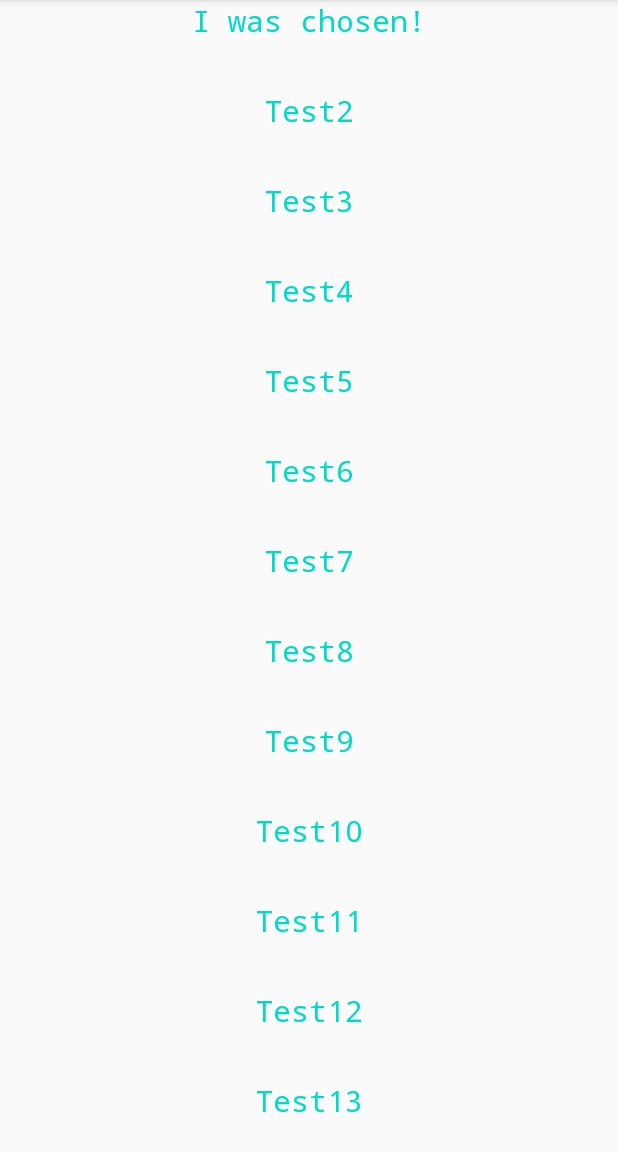
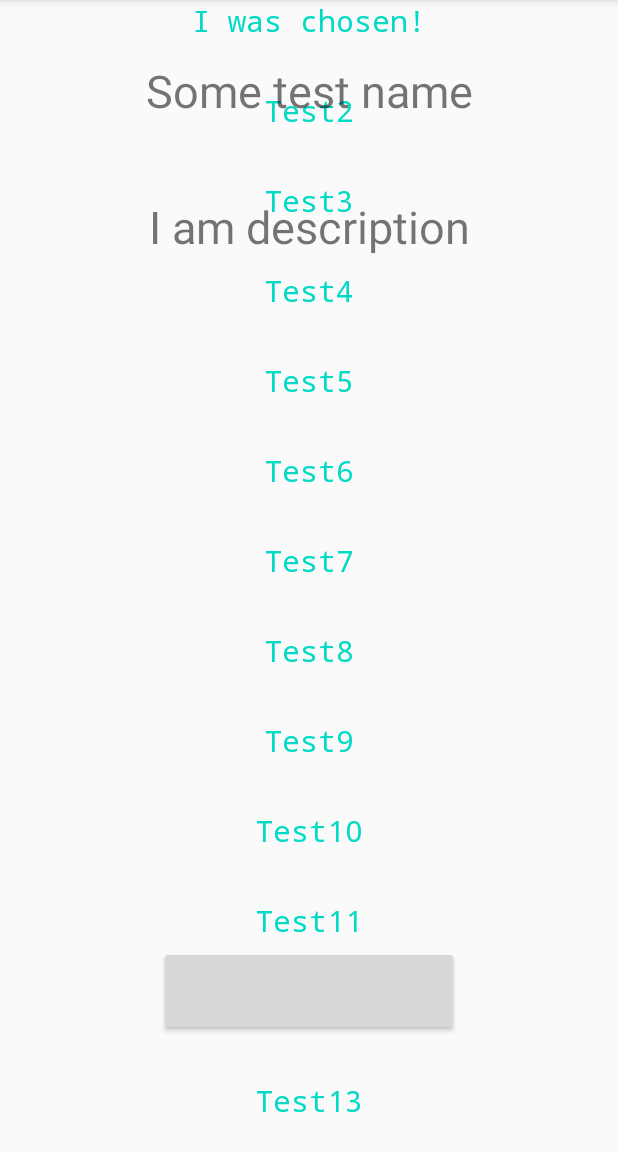
Before and after one commit to CODER591/ExamApplication, an Android app: the screen it shows after launch (MainActivity), after a tap on "Test1", on a phone screen of 412 x 824 dp, the part 84-1236 px from its top. Run offline under Robolectric (Android 15) with nearby library versions, the phone set to English and light mode, and no system bars.

Commit message:
Re-commiting StartTestPage creation

```diff
--- a/app/build.gradle
+++ b/app/build.gradle
@@ -28,6 +28,7 @@ dependencies {
 
     implementation 'androidx.appcompat:appcompat:1.1.0'
     implementation 'androidx.constraintlayout:constraintlayout:1.1.3'
+    implementation 'androidx.legacy:legacy-support-v4:1.0.0'
     testImplementation 'junit:junit:4.12'
     androidTestImplementation 'androidx.test.ext:junit:1.1.1'
     androidTestImplementation 'androidx.test.espresso:espresso-core:3.2.0'
--- a/app/src/main/java/com/example/testsapplication/StartPageFragment.java
+++ b/app/src/main/java/com/example/testsapplication/StartPageFragment.java
@@ -1,7 +1,9 @@
 package com.example.testsapplication;
 
 import android.os.Bundle;
+
 import androidx.fragment.app.Fragment;
+
 import android.view.LayoutInflater;
 import android.view.View;
 import android.view.ViewGroup;
@@ -11,7 +13,6 @@ import android.view.ViewGroup;
  * A simple {@link Fragment} subclass.
  * Use the {@link StartPageFragment#newInstance} factory method to
  * create an instance of this fragment.
- *
  */
 public class StartPageFragment extends Fragment {
     // TODO: Rename parameter arguments, choose names that match
@@ -22,6 +23,10 @@ public class StartPageFragment extends Fragment {
     // TODO: Rename and change types of parameters
     private String mParam1;
     private String mParam2;
+
+    public StartPageFragment() {
+        // Required empty public constructor
+    }
 
     /**
      * Use this factory method to create a new instance of
@@ -40,9 +45,6 @@ public class StartPageFragment extends Fragment {
         fragment.setArguments(args);
         return fragment;
     }
-    public StartPageFragment() {
-        // Required empty public constructor
-    }
 
     @Override
     public void onCreate(Bundle savedInstanceState) {
--- a/app/src/main/java/com/example/testsapplication/testmanager/ShowTestAdapter.java
+++ b/app/src/main/java/com/example/testsapplication/testmanager/ShowTestAdapter.java
@@ -1,5 +1,6 @@
 package com.example.testsapplication.testmanager;
 
+import android.app.Activity;
 import android.content.Context;
 import android.view.LayoutInflater;
 import android.view.View;
@@ -7,9 +8,13 @@ import android.view.ViewGroup;
 import android.widget.TextView;
 
 import androidx.annotation.NonNull;
+import androidx.appcompat.app.AppCompatActivity;
+import androidx.fragment.app.Fragment;
+import androidx.fragment.app.FragmentTransaction;
 import androidx.recyclerview.widget.RecyclerView;
 
 import com.example.testsapplication.R;
+import com.example.testsapplication.StartPageFragment;
 import com.example.testsapplication.modelspack.Test;
 
 import java.util.List;
@@ -58,13 +63,15 @@ public class ShowTestAdapter  extends RecyclerView.Adapter<ShowTestAdapter.TestV
                         //move to fragment with all shiit
                     int positionIndex = getAdapterPosition(); //get element what we are just clicked
                     viewHolderIndex.setText("I was chosen!");
+                    AppCompatActivity activity = (AppCompatActivity) v.getContext();
+                    Fragment newFragment = new StartPageFragment();
+                    activity.getSupportFragmentManager().beginTransaction().replace(R.id.the_main_activity, newFragment).addToBackStack(null).commit();
 
                 }
               }
             );
         }
         void bind(int listIndex) {
-            //listItemTestView.setText(test_names.get(listIndex));
             viewHolderIndex.setText(test_names.get(listIndex));
         }
     }
--- a/app/src/main/res/layout/activity_main.xml
+++ b/app/src/main/res/layout/activity_main.xml
@@ -4,7 +4,8 @@
     xmlns:tools="http://schemas.android.com/tools"
     android:layout_width="match_parent"
     android:layout_height="match_parent"
-    tools:context=".MainActivity">
+    tools:context=".MainActivity"
+    android:id="@+id/the_main_activity">
 
 
     <androidx.recyclerview.widget.RecyclerView
--- a/app/src/main/res/layout/fragment_test_start_page.xml
+++ b/app/src/main/res/layout/fragment_test_start_page.xml
@@ -1,14 +1,43 @@
 <?xml version="1.0" encoding="utf-8"?>
-<FrameLayout xmlns:android="http://schemas.android.com/apk/res/android"
+<androidx.constraintlayout.widget.ConstraintLayout xmlns:android="http://schemas.android.com/apk/res/android"
     xmlns:tools="http://schemas.android.com/tools"
     android:layout_width="match_parent"
     android:layout_height="match_parent"
+    xmlns:app="http://schemas.android.com/apk/res-auto"
     tools:context=".StartPageFragment">
 
-    <!-- TODO: Update blank fragment layout -->
     <TextView
-        android:layout_width="match_parent"
-        android:layout_height="match_parent"
-        android:text="@string/hello_blank_fragment" />
+        android:id="@+id/test_name"
+        android:layout_width="wrap_content"
+        android:layout_height="wrap_content"
+        android:layout_marginTop="40dp"
+        android:paddingRight="10dp"
+        android:paddingLeft="10dp"
+        android:textSize="30dp"
+        android:text="@string/hello_blank_fragment"
+        app:layout_constraintTop_toTopOf="parent"
+        app:layout_constraintStart_toStartOf="parent"
+        app:layout_constraintEnd_toEndOf="parent"
+        />
 
-</FrameLayout>
+    <TextView
+        android:id="@+id/test_description"
+        android:layout_width="300dp"
+        android:layout_height="450dp"
+        android:text="@string/description_example"
+        android:textSize="30dp"
+        android:layout_marginTop="50dp"
+        android:textAlignment="center"
+        app:layout_constraintTop_toBottomOf="@id/test_name"
+        app:layout_constraintStart_toStartOf="parent"
+        app:layout_constraintEnd_toEndOf="parent"
+        android:gravity="center_horizontal" />
+    <Button
+        android:layout_width="200dp"
+        android:layout_height="60dp"
+        android:layout_marginTop="50dp"
+        app:layout_constraintTop_toBottomOf="@id/test_description"
+        app:layout_constraintStart_toStartOf="parent"
+        app:layout_constraintEnd_toEndOf="parent"/>
+
+</androidx.constraintlayout.widget.ConstraintLayout>
--- a/app/src/main/res/values/strings.xml
+++ b/app/src/main/res/values/strings.xml
@@ -1,3 +1,7 @@
 <resources>
     <string name="app_name">TestsApplication</string>
+
+    <!-- TODO: Remove or change this placeholder text -->
+    <string name="hello_blank_fragment">Some test name</string>
+    <string name="description_example">I am description</string>
 </resources>
```
